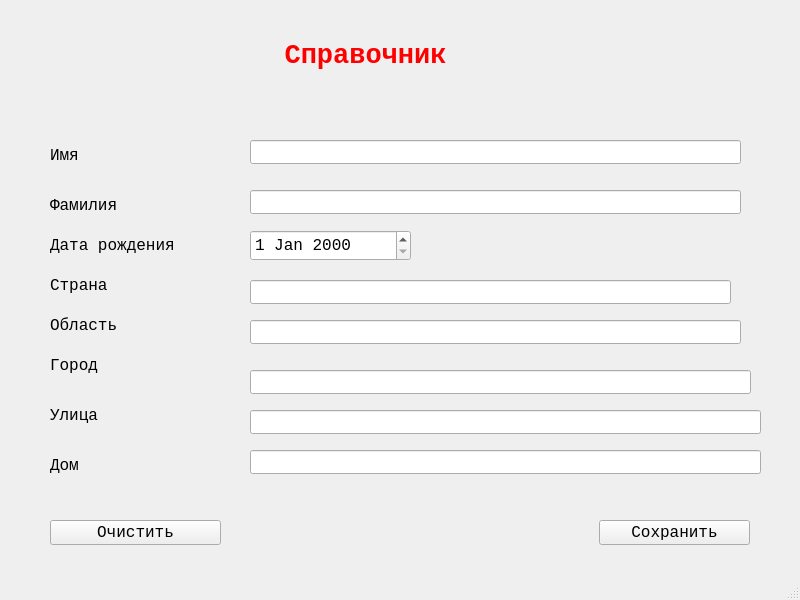
The window that mainwindow.ui (it-top-irkutsk/PhoneBook) describes before a commit, drawn with Qt 5.
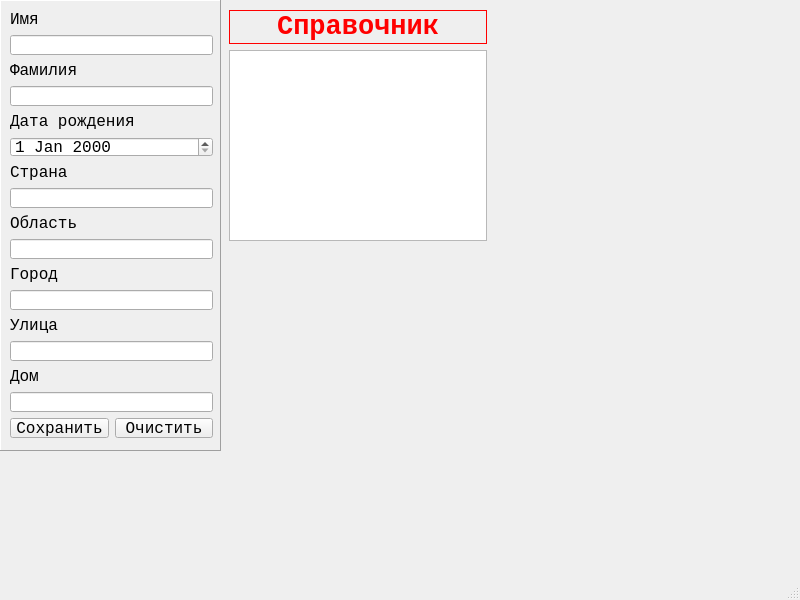
The same window after the commit.

Commit message: Промежуточный этап создания пользовательского интерфейса

The edit to the form file:
```diff
--- a/mainwindow.ui
+++ b/mainwindow.ui
@@ -20,45 +20,33 @@
    <string>PhoneBook</string>
   </property>
   <widget class="QWidget" name="centralwidget">
-   <widget class="QLabel" name="label_Title">
+   <widget class="QFrame" name="frame">
     <property name="geometry">
      <rect>
-      <x>240</x>
-      <y>20</y>
-      <width>251</width>
-      <height>71</height>
+      <x>0</x>
+      <y>0</y>
+      <width>221</width>
+      <height>451</height>
      </rect>
     </property>
-    <property name="font">
-     <font>
-      <family>Lucida Console</family>
-      <pointsize>20</pointsize>
-      <weight>75</weight>
-      <bold>true</bold>
-     </font>
+    <property name="frameShape">
+     <enum>QFrame::Panel</enum>
     </property>
-    <property name="styleSheet">
-     <string notr="true">color: rgb(255, 0, 0);</string>
+    <property name="frameShadow">
+     <enum>QFrame::Raised</enum>
     </property>
-    <property name="text">
-     <string>Справочник</string>
-    </property>
-    <property name="textFormat">
-     <enum>Qt::PlainText</enum>
-    </property>
-    <property name="alignment">
-     <set>Qt::AlignCenter</set>
-    </property>
-   </widget>
+    <widget class="QWidget" name="">
+     <property name="geometry">
+      <rect>
+       <x>10</x>
+       <y>10</y>
+       <width>203</width>
+       <height>428</height>
+      </rect>
+     </property>
+     <layout class="QVBoxLayout" name="verticalLayout">
+      <item>
    <widget class="QLabel" name="label_firstName">
-    <property name="geometry">
-     <rect>
-      <x>50</x>
-      <y>140</y>
-      <width>51</width>
-      <height>31</height>
-     </rect>
-    </property>
     <property name="font">
      <font>
       <family>Lucida Console</family>
@@ -69,202 +57,159 @@
      <string>Имя</string>
     </property>
    </widget>
+      </item>
+      <item>
+       <widget class="QLineEdit" name="input_firstNmae"/>
+      </item>
+      <item>
    <widget class="QLabel" name="label_LastName">
-    <property name="geometry">
-     <rect>
-      <x>50</x>
-      <y>190</y>
-      <width>91</width>
-      <height>31</height>
-     </rect>
-    </property>
     <property name="text">
      <string>Фамилия</string>
     </property>
    </widget>
+      </item>
+      <item>
+       <widget class="QLineEdit" name="input_lastName"/>
+      </item>
+      <item>
    <widget class="QLabel" name="label_dateOfBirth">
-    <property name="geometry">
-     <rect>
-      <x>50</x>
-      <y>230</y>
-      <width>171</width>
-      <height>31</height>
-     </rect>
-    </property>
     <property name="text">
      <string>Дата рождения</string>
     </property>
    </widget>
+      </item>
+      <item>
+       <widget class="QDateEdit" name="input_dateOfBirth"/>
+      </item>
+      <item>
    <widget class="QLabel" name="label_addressCountry">
-    <property name="geometry">
-     <rect>
-      <x>50</x>
-      <y>270</y>
-      <width>91</width>
-      <height>31</height>
-     </rect>
-    </property>
     <property name="text">
      <string>Страна</string>
     </property>
    </widget>
+      </item>
+      <item>
+       <widget class="QLineEdit" name="input_addressCountry"/>
+      </item>
+      <item>
    <widget class="QLabel" name="label_addressRegion">
-    <property name="geometry">
-     <rect>
-      <x>50</x>
-      <y>310</y>
-      <width>111</width>
-      <height>31</height>
-     </rect>
-    </property>
     <property name="text">
      <string>Область</string>
     </property>
    </widget>
+      </item>
+      <item>
+       <widget class="QLineEdit" name="input_addressRegion"/>
+      </item>
+      <item>
    <widget class="QLabel" name="label_addressCity">
-    <property name="geometry">
-     <rect>
-      <x>50</x>
-      <y>350</y>
-      <width>101</width>
-      <height>31</height>
-     </rect>
-    </property>
     <property name="text">
      <string>Город</string>
     </property>
    </widget>
+      </item>
+      <item>
+       <widget class="QLineEdit" name="input_addressCity"/>
+      </item>
+      <item>
    <widget class="QLabel" name="label_addressStreet">
-    <property name="geometry">
-     <rect>
-      <x>50</x>
-      <y>400</y>
-      <width>81</width>
-      <height>31</height>
-     </rect>
-    </property>
     <property name="text">
      <string>Улица</string>
     </property>
    </widget>
+      </item>
+      <item>
+       <widget class="QLineEdit" name="input_addressStreet"/>
+      </item>
+      <item>
    <widget class="QLabel" name="label_addressHouse">
-    <property name="geometry">
-     <rect>
-      <x>50</x>
-      <y>450</y>
-      <width>61</width>
-      <height>31</height>
-     </rect>
-    </property>
     <property name="text">
      <string>Дом</string>
     </property>
    </widget>
-   <widget class="QLineEdit" name="input_firstNmae">
-    <property name="geometry">
-     <rect>
-      <x>250</x>
-      <y>140</y>
-      <width>491</width>
-      <height>24</height>
-     </rect>
-    </property>
-   </widget>
-   <widget class="QLineEdit" name="input_lastName">
-    <property name="geometry">
-     <rect>
-      <x>250</x>
-      <y>190</y>
-      <width>491</width>
-      <height>24</height>
-     </rect>
-    </property>
-   </widget>
-   <widget class="QDateEdit" name="input_dateOfBirth">
-    <property name="geometry">
-     <rect>
-      <x>250</x>
-      <y>230</y>
-      <width>161</width>
-      <height>31</height>
-     </rect>
-    </property>
-   </widget>
-   <widget class="QLineEdit" name="input_addressCountry">
-    <property name="geometry">
-     <rect>
-      <x>250</x>
-      <y>280</y>
-      <width>481</width>
-      <height>24</height>
-     </rect>
-    </property>
-   </widget>
-   <widget class="QLineEdit" name="input_addressRegion">
-    <property name="geometry">
-     <rect>
-      <x>250</x>
-      <y>320</y>
-      <width>491</width>
-      <height>24</height>
-     </rect>
-    </property>
-   </widget>
-   <widget class="QLineEdit" name="input_addressCity">
-    <property name="geometry">
-     <rect>
-      <x>250</x>
-      <y>370</y>
-      <width>501</width>
-      <height>24</height>
-     </rect>
-    </property>
-   </widget>
-   <widget class="QLineEdit" name="input_addressStreet">
-    <property name="geometry">
-     <rect>
-      <x>250</x>
-      <y>410</y>
-      <width>511</width>
-      <height>24</height>
-     </rect>
-    </property>
-   </widget>
-   <widget class="QLineEdit" name="input_addressHouse">
-    <property name="geometry">
-     <rect>
-      <x>250</x>
-      <y>450</y>
-      <width>511</width>
-      <height>24</height>
-     </rect>
-    </property>
-   </widget>
-   <widget class="QPushButton" name="button_clear">
-    <property name="geometry">
-     <rect>
-      <x>50</x>
-      <y>520</y>
-      <width>171</width>
-      <height>25</height>
-     </rect>
-    </property>
-    <property name="text">
-     <string>Очистить</string>
-    </property>
-   </widget>
+      </item>
+      <item>
+       <widget class="QLineEdit" name="input_addressHouse"/>
+      </item>
+      <item>
+       <layout class="QHBoxLayout" name="horizontalLayout">
+        <item>
    <widget class="QPushButton" name="button_save">
-    <property name="geometry">
-     <rect>
-      <x>599</x>
-      <y>520</y>
-      <width>151</width>
-      <height>25</height>
-     </rect>
-    </property>
     <property name="text">
      <string>Сохранить</string>
     </property>
+         </widget>
+        </item>
+        <item>
+         <widget class="QPushButton" name="button_clear">
+          <property name="text">
+           <string>Очистить</string>
+          </property>
+         </widget>
+        </item>
+       </layout>
+      </item>
+     </layout>
+    </widget>
+   </widget>
+   <widget class="QWidget" name="">
+    <property name="geometry">
+     <rect>
+      <x>229</x>
+      <y>10</y>
+      <width>258</width>
+      <height>231</height>
+     </rect>
+    </property>
+    <layout class="QVBoxLayout" name="verticalLayout_3">
+     <property name="sizeConstraint">
+      <enum>QLayout::SetMaximumSize</enum>
+     </property>
+     <item>
+      <layout class="QVBoxLayout" name="verticalLayout_2">
+       <property name="sizeConstraint">
+        <enum>QLayout::SetMaximumSize</enum>
+       </property>
+       <property name="rightMargin">
+        <number>0</number>
+       </property>
+       <item>
+        <widget class="QLabel" name="label_Title">
+         <property name="font">
+          <font>
+           <family>Lucida Console</family>
+           <pointsize>20</pointsize>
+           <weight>75</weight>
+           <bold>true</bold>
+          </font>
+         </property>
+         <property name="styleSheet">
+          <string notr="true">color: rgb(255, 0, 0);</string>
+         </property>
+         <property name="frameShape">
+          <enum>QFrame::Panel</enum>
+         </property>
+         <property name="text">
+          <string>Справочник</string>
+         </property>
+         <property name="textFormat">
+          <enum>Qt::PlainText</enum>
+         </property>
+         <property name="alignment">
+          <set>Qt::AlignCenter</set>
+         </property>
+        </widget>
+       </item>
+      </layout>
+     </item>
+     <item>
+      <widget class="QColumnView" name="columnView">
+       <property name="resizeGripsVisible">
+        <bool>true</bool>
+       </property>
+      </widget>
+     </item>
+    </layout>
    </widget>
   </widget>
   <widget class="QStatusBar" name="statusbar"/>
```
Lines whose indentation alone changed are shown as unchanged.
